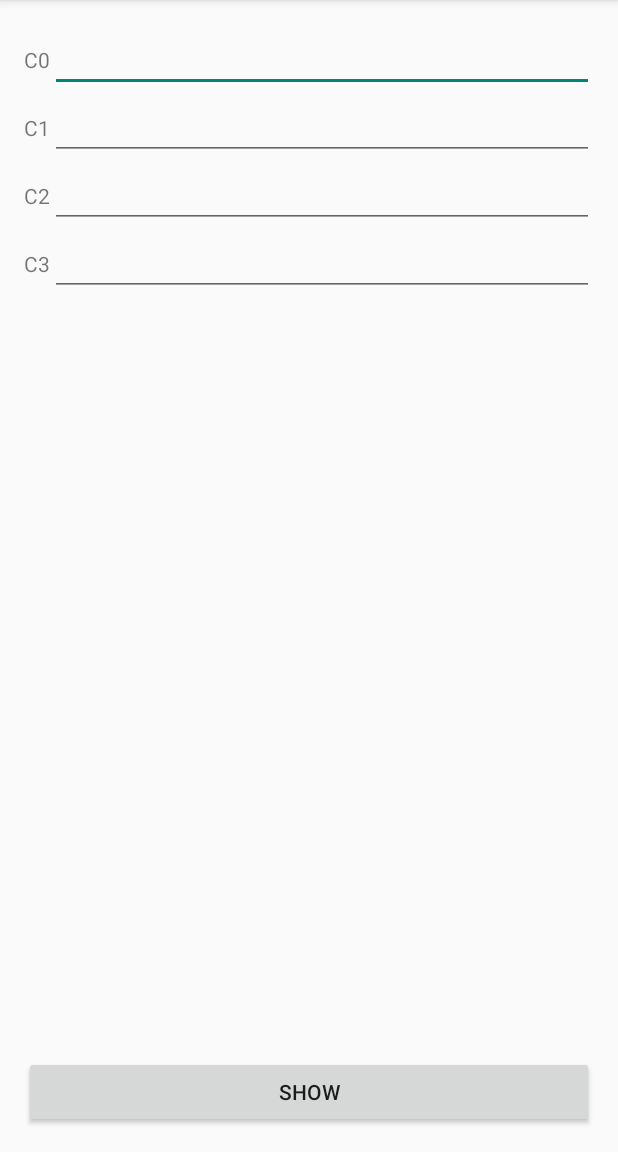
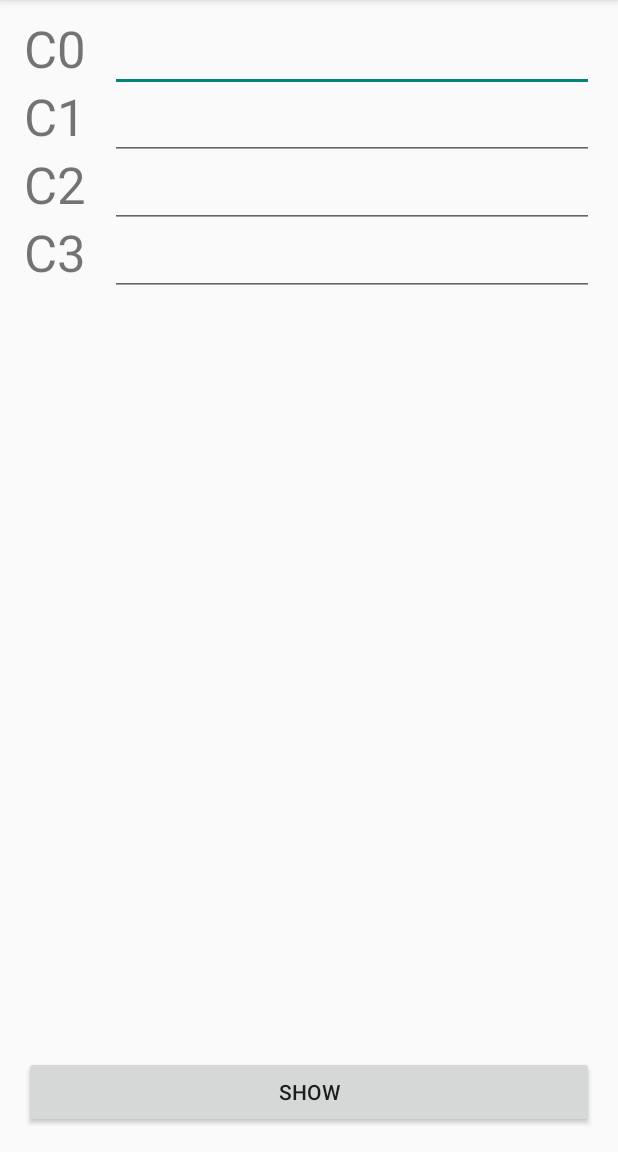
Before and after one commit to jgug/calcpoly, an Android app: the screen it shows after launch (MainActivity), on a phone screen of 412 x 824 dp, the part 84-1236 px from its top. Run offline under Robolectric (Android 15) with nearby library versions, the phone set to English and light mode, and no system bars; 3 statements that could not run were skipped.

Commit message:
New ic_launcher icon. Minor layout changes

```diff
--- a/app/src/main/AndroidManifest.xml
+++ b/app/src/main/AndroidManifest.xml
@@ -21,10 +21,6 @@
             android:label="@string/title_activity_plot" >
         </activity>
         <activity
-            android:name=".PreferencesActivity"
-            android:label="@string/title_activity_preferences" >
-        </activity>
-        <activity
             android:name=".settings.SettigsActivity"
             android:label="@string/title_activity_settigs" >
         </activity>
--- a/app/src/main/res/layout/activity_main.xml
+++ b/app/src/main/res/layout/activity_main.xml
@@ -18,6 +18,7 @@
         android:layout_alignParentStart="true"
         android:layout_alignBaseline="@+id/editTextC0"
         android:text="@string/text_c0"
+        android:textSize="@dimen/abc_text_size_display_1_material"
         />
 
     <EditText
@@ -27,6 +28,8 @@
         android:layout_alignParentTop="true"
         android:layout_alignParentEnd="true"
         android:layout_toEndOf="@+id/textViewC0"
+        android:layout_marginStart="@dimen/activity_horizontal_margin"
+        android:textSize="@dimen/abc_text_size_medium_material"
         android:inputType="numberDecimal"
         />
 
@@ -40,6 +43,7 @@
         android:layout_alignParentStart="true"
         android:layout_alignBaseline="@+id/editTextC1"
         android:text="@string/text_c1"
+        android:textSize="@dimen/abc_text_size_display_1_material"
         />
 
     <EditText
@@ -49,6 +53,7 @@
         android:layout_below="@id/editTextC0"
         android:layout_alignParentEnd="true"
         android:layout_toEndOf="@+id/textViewC1"
+        android:layout_marginStart="@dimen/activity_horizontal_margin"
         android:inputType="numberDecimal"
         />
 
@@ -62,6 +67,7 @@
         android:layout_alignParentStart="true"
         android:layout_alignBaseline="@+id/editTextC2"
         android:text="@string/text_c2"
+        android:textSize="@dimen/abc_text_size_display_1_material"
         />
 
     <EditText
@@ -71,6 +77,7 @@
         android:layout_below="@id/editTextC1"
         android:layout_alignParentEnd="true"
         android:layout_toEndOf="@+id/textViewC2"
+        android:layout_marginStart="@dimen/activity_horizontal_margin"
         android:inputType="numberDecimal"
         />
 
@@ -84,6 +91,7 @@
         android:layout_alignParentStart="true"
         android:layout_alignBaseline="@+id/editTextC3"
         android:text="@string/text_c3"
+        android:textSize="@dimen/abc_text_size_display_1_material"
         />
 
     <EditText
@@ -93,6 +101,7 @@
         android:layout_below="@id/editTextC2"
         android:layout_alignParentEnd="true"
         android:layout_toEndOf="@+id/textViewC3"
+        android:layout_marginStart="@dimen/activity_horizontal_margin"
         android:inputType="numberDecimal"
         />
 
@@ -105,6 +114,7 @@
         android:layout_alignParentBottom="true"
         android:text="@string/button_show"
         android:layout_alignEnd="@+id/editTextC3"
-        android:layout_alignParentStart="true" />
+        android:layout_alignParentStart="true"
+        />
 
 </RelativeLayout>
```
Also changed, not shown: app/src/main/ic_launcher-web.png (added), app/src/main/res/mipmap-hdpi/ic_launcher.png, app/src/main/res/mipmap-mdpi/ic_launcher.png, app/src/main/res/mipmap-xhdpi/ic_launcher.png, app/src/main/res/mipmap-xxhdpi/ic_launcher.png, app/src/main/res/mipmap-xxxhdpi/ic_launcher.png (added).
